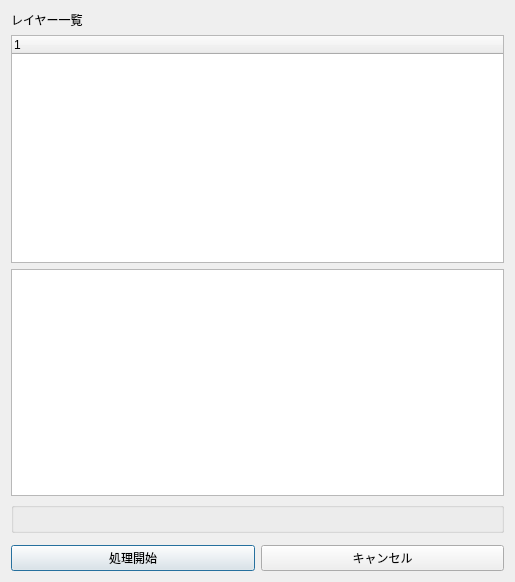
Qt form QGIS2PlugX_dialog.ui (MIERUNE/qgis-plugx-plugin) before a commit.
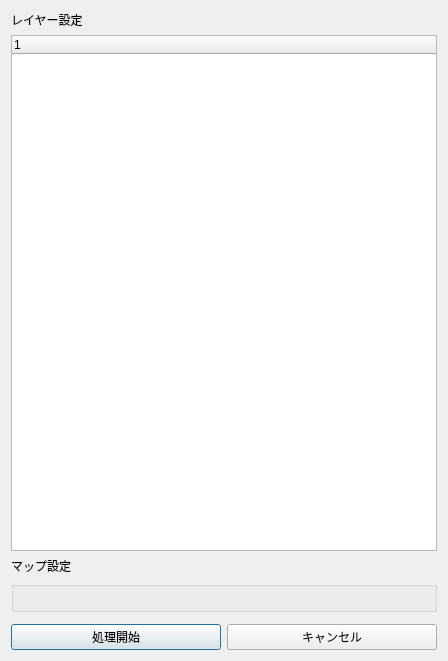
The same form after that commit. Custom widgets are drawn as their Qt base class.

The edit to the form file:
```diff
--- a/QGIS2PlugX_dialog.ui
+++ b/QGIS2PlugX_dialog.ui
@@ -6,8 +6,8 @@
    <rect>
     <x>0</x>
     <y>0</y>
-    <width>515</width>
-    <height>582</height>
+    <width>448</width>
+    <height>661</height>
    </rect>
   </property>
   <property name="windowTitle">
@@ -17,12 +17,18 @@
    <item>
     <widget class="QLabel" name="label">
      <property name="text">
-      <string>レイヤー一覧</string>
+      <string>レイヤー設定</string>
      </property>
     </widget>
    </item>
    <item>
     <widget class="QTreeWidget" name="layerTree">
+     <property name="minimumSize">
+      <size>
+       <width>0</width>
+       <height>320</height>
+      </size>
+     </property>
      <column>
       <property name="text">
        <string notr="true">1</string>
@@ -31,7 +37,11 @@
     </widget>
    </item>
    <item>
-    <widget class="QListWidget" name="layerListWidget"/>
+    <widget class="QLabel" name="label_2">
+     <property name="text">
+      <string>マップ設定</string>
+     </property>
+    </widget>
    </item>
    <item>
     <widget class="QgsExtentGroupBox" name="mExtentGroupBox"/>
```
